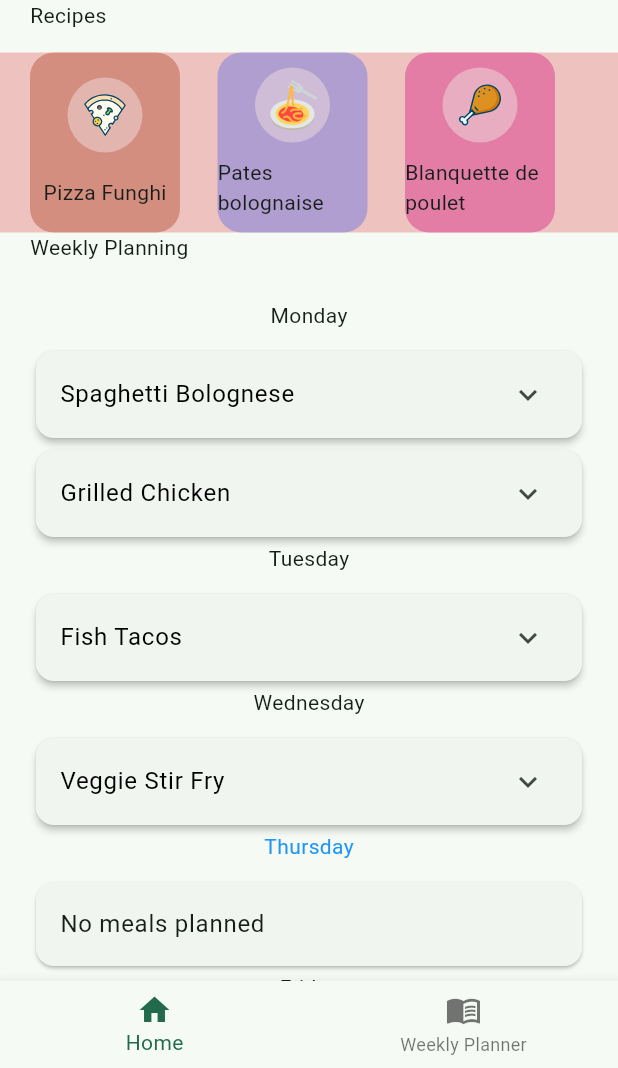
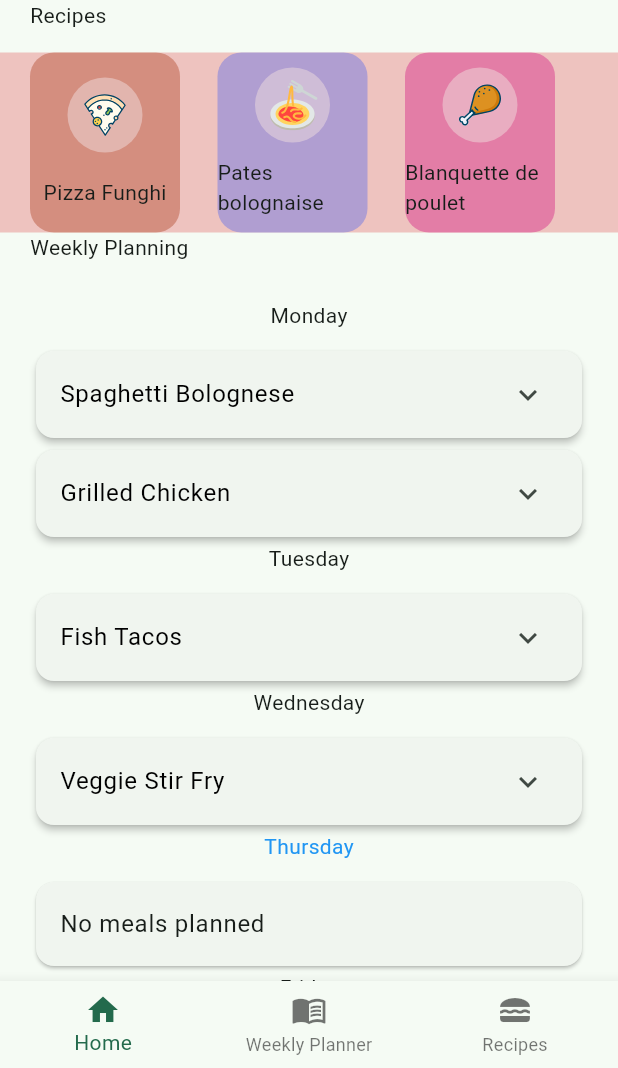
Before and after one commit to spigeleerloic/HomeMeals, a Flutter app: the screen it shows after launch, on a phone screen of 412 x 824 dp, the part 168-1236 px from its top. Run offline on Flutter 3.47's test engine with Material 3 defaults, Android fonts, the phone set to English and light mode, and no system bars; our stand-ins replace flutter_svg.

Commit message:
feat: add new recipe tab

```diff
--- a/frontend/lib/main.dart
+++ b/frontend/lib/main.dart
@@ -1,5 +1,4 @@
 import 'package:flutter/material.dart';
-import 'package:frontend/pages/home_page_content.dart';
 import 'package:frontend/pages/navigation_bar.dart';
 
 void main() {
--- a/frontend/lib/pages/navigation_bar.dart
+++ b/frontend/lib/pages/navigation_bar.dart
@@ -16,6 +16,7 @@ class _NavBarState extends State<NavigationBarApp> {
   final List<Widget> _pages = [
     HomePage(), // Your main home page
     WeeklyPlannerScreen(), // Replace with actual widget
+    RecipePage(),
   ];
 
   void _onNavTapped(int index) {
@@ -33,9 +34,17 @@ class _NavBarState extends State<NavigationBarApp> {
         currentIndex: _selectedIndex,
         onTap: _onNavTapped,
         items: [
-          BottomNavigationBarItem(icon: Icon(Icons.home), label:"Home"),
-          BottomNavigationBarItem(icon: Icon(Icons.menu_book), label:"Weekly Planner")
-        ] ),
+          BottomNavigationBarItem(icon: Icon(Icons.home), label: "Home"),
+          BottomNavigationBarItem(
+            icon: Icon(Icons.menu_book),
+            label: "Weekly Planner",
+          ),
+          BottomNavigationBarItem(
+            icon: Icon(Icons.lunch_dining),
+            label: "Recipes",
+          ),
+        ],
+      ),
     );
   }
 }
```
Also changed, not shown: frontend/lib/pages/recipe.dart (+65 -5 lines).
